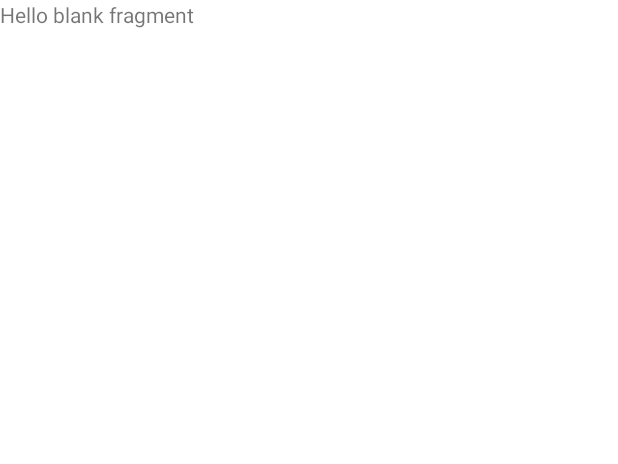
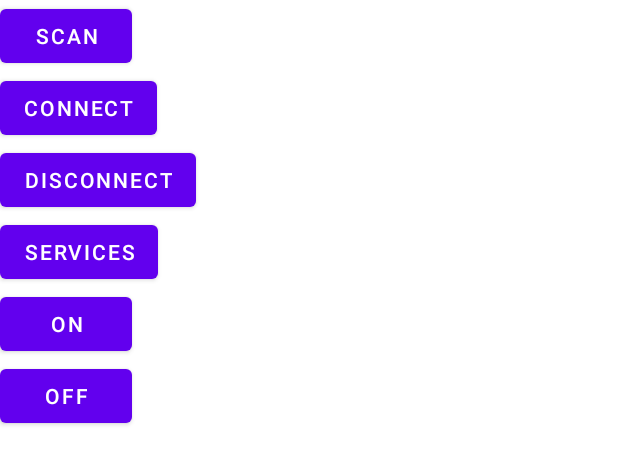
Before and after one commit to sxxxi/penguino-app, an Android app: the layout fragment_bluetooth_devices_scan.xml on its own in the app's theme, with its tools: preview values and no code run, on a phone screen of 412 x 824 dp. Shown: the top 464 px of the screen. Run offline under Robolectric (Android 15) with nearby library versions, the light colour scheme and no system bars.

Commit message:
moved the bluetooth connection to a fragment

```diff
--- a/app/src/main/AndroidManifest.xml
+++ b/app/src/main/AndroidManifest.xml
@@ -17,7 +17,10 @@
         android:label="@string/app_name"
         android:supportsRtl="true"
         android:theme="@style/Theme.Penguino"
-        tools:targetApi="31">
+        tools:targetApi="33">
+        <service
+            android:name=".bluetooth.services.BluetoothLeService"
+            android:exported="false" />
         <activity
             android:name=".MainActivity"
             android:exported="true">
--- a/app/src/main/java/com/penguino/bluetooth/services/BluetoothLeService.kt
+++ b/app/src/main/java/com/penguino/bluetooth/services/BluetoothLeService.kt
@@ -48,7 +48,6 @@ class BluetoothLeService(): Service() {
             if (status == BluetoothGatt.GATT_SUCCESS)
                 broadcastUpdate(ACTION_GATT_SERVICES_DISCOVERED)
         }
-
 
         override fun onCharacteristicWrite(
             gatt: BluetoothGatt?,
@@ -129,9 +128,7 @@ class BluetoothLeService(): Service() {
             Log.e(TAG, "Device with provided address not found")
             return false
         }
-
         return true
-
     }
 
     fun getGattServices(): List<BluetoothGattService?>? {
@@ -193,10 +190,8 @@ class BluetoothLeService(): Service() {
         const val ACTION_GATT_SERVICES_DISCOVERED =
             "sheridan.bautisse.ble.BluetoothLeService.ACTION_GATT_SERVICES_DISCOVERED"
 
-
         private const val STATE_DISCONNECTED = 0
         private const val STATE_CONNECTED = 2
-
     }
 
 
--- a/app/src/main/res/layout/fragment_bluetooth_devices_scan.xml
+++ b/app/src/main/res/layout/fragment_bluetooth_devices_scan.xml
@@ -1,14 +1,48 @@
 <?xml version="1.0" encoding="utf-8"?>
-<FrameLayout xmlns:android="http://schemas.android.com/apk/res/android"
+<LinearLayout
+    xmlns:android="http://schemas.android.com/apk/res/android"
     xmlns:tools="http://schemas.android.com/tools"
     android:layout_width="match_parent"
     android:layout_height="match_parent"
+    android:orientation="vertical"
     tools:context=".bluetooth.fragments.BluetoothDevicesScan">
 
     <!-- TODO: Update blank fragment layout -->
-    <TextView
-        android:layout_width="match_parent"
-        android:layout_height="match_parent"
-        android:text="@string/hello_blank_fragment" />
 
-</FrameLayout>
+    <Button
+        android:id="@+id/button_scan"
+        android:layout_width="wrap_content"
+        android:layout_height="wrap_content"
+        android:text="Scan" />
+
+    <Button
+        android:id="@+id/connect"
+        android:layout_width="wrap_content"
+        android:layout_height="wrap_content"
+        android:text="Connect" />
+
+    <Button
+        android:id="@+id/button_disconnect"
+        android:layout_width="wrap_content"
+        android:layout_height="wrap_content"
+        android:text="Disconnect" />
+
+    <Button
+        android:id="@+id/button_services"
+        android:layout_width="wrap_content"
+        android:layout_height="wrap_content"
+        android:text="Services" />
+
+    <Button
+        android:id="@+id/led_on"
+        android:layout_width="wrap_content"
+        android:layout_height="wrap_content"
+        android:text="ON" />
+
+    <Button
+        android:id="@+id/led_off"
+        android:layout_width="wrap_content"
+        android:layout_height="wrap_content"
+        android:text="OFF" />
+
+</LinearLayout>
```
Also changed, not shown: app/src/main/java/com/penguino/bluetooth/fragments/BluetoothDevicesScan.kt (+236 -3 lines).
